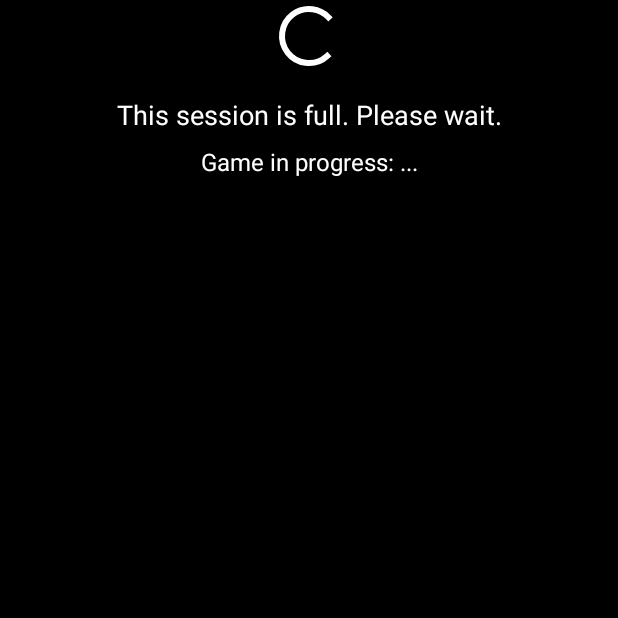
After one commit to Cole-deBoer/Think-About-It, an Android app: the SessionFullLoadingActivity screen opened directly, with no data from a screen before it, on a phone screen of 412 x 824 dp, the top half of it. The commit adds this screen. Run offline under Robolectric (Android 15) with nearby library versions, the phone set to English and light mode, and no system bars; our stand-ins replace Firebase (no records; nobody signed in at launch, a user with empty details on screens opened directly); 2 statements that could not run were skipped.

Commit message:
ADDED: more security to the episodes, now users shouldnt be able to join in progress games and should be sent to a loading screen instead

```diff
--- a/app/src/main/AndroidManifest.xml
+++ b/app/src/main/AndroidManifest.xml
@@ -33,6 +33,8 @@
         <activity
             android:name=".LeaderboardActivity"
             android:exported="false" />
+        <activity android:name=".LoadingActivity" />
+        <activity android:name=".SessionFullLoadingActivity" />
     </application>
 
 </manifest>
--- a/app/src/main/java/com/example/thinkaboutit/DrawingActivity.kt
+++ b/app/src/main/java/com/example/thinkaboutit/DrawingActivity.kt
@@ -80,6 +80,11 @@ class DrawingActivity : AppCompatActivity(), State {
             submitIntent.putExtra("USER_NAME", userName)
             startActivity(submitIntent)
         }
+
+        // Add timer fragment
+        supportFragmentManager.beginTransaction()
+            .replace(R.id.timer_container, TimerFragment.newInstance(timeLimit.toInt()))
+            .commit()
     }
 
     // Method to handle color selection
--- a/app/src/main/java/com/example/thinkaboutit/GameTimerManager.kt
+++ b/app/src/main/java/com/example/thinkaboutit/GameTimerManager.kt
@@ -32,5 +32,6 @@ class GameTimerManager {
     fun cancelTimer() {
         timer?.cancel()
         timer = null
+        timeRemaining = 0
     }
 }
--- a/app/src/main/java/com/example/thinkaboutit/LeaderboardActivity.kt
+++ b/app/src/main/java/com/example/thinkaboutit/LeaderboardActivity.kt
@@ -92,6 +92,11 @@ class LeaderboardActivity : AppCompatActivity(), State, OnUserImageClick {
         GameManager.Instance.currentState = this
         GameManager.Instance.queuedState = DrawingActivity()
 
+        // Add timer fragment
+        supportFragmentManager.beginTransaction()
+            .replace(R.id.timer_container, TimerFragment.newInstance(timeLimit.toInt()))
+            .commit()
+
         GameTimerManager.Instance.startTimer(timeLimit) {
             Toast.makeText(this, "Time's up!", Toast.LENGTH_SHORT).show()
             ServiceManager.Instance.clearEpisode()
--- /dev/null
+++ b/app/src/main/java/com/example/thinkaboutit/SessionFullLoadingActivity.kt
@@ -0,0 +1,37 @@
+package com.example.thinkaboutit
+
+import android.os.Bundle
+import android.widget.TextView
+import androidx.appcompat.app.AppCompatActivity
+import com.google.firebase.database.DataSnapshot
+import com.google.firebase.database.DatabaseError
+import com.google.firebase.database.ValueEventListener
+
+class SessionFullLoadingActivity : AppCompatActivity() {
+    private lateinit var stateText: TextView
+    private lateinit var gameStateListener: ValueEventListener
+
+    override fun onCreate(savedInstanceState: Bundle?) {
+        super.onCreate(savedInstanceState)
+        setContentView(R.layout.activity_session_full_loading)
+
+        stateText = findViewById(R.id.session_full_state_text)
+
+        // Use a ValueEventListener to update the state text live
+        gameStateListener = object : ValueEventListener {
+            override fun onDataChange(snapshot: DataSnapshot) {
+                val stateName = snapshot.value?.toString() ?: "Unknown"
+                runOnUiThread {
+                    stateText.text = "Game in progress: $stateName"
+                }
+            }
+            override fun onCancelled(error: DatabaseError) {}
+        }
+        ServiceManager.Instance.episodeRef.child("gameState").addValueEventListener(gameStateListener)
+    }
+
+    override fun onDestroy() {
+        super.onDestroy()
+        ServiceManager.Instance.episodeRef.child("gameState").removeEventListener(gameStateListener)
+    }
+}
--- a/app/src/main/java/com/example/thinkaboutit/State.kt
+++ b/app/src/main/java/com/example/thinkaboutit/State.kt
@@ -12,6 +12,7 @@ data object StateTable {
         "DrawingActivity" to DrawingActivity(),
         "LeaderboardActivity" to LeaderboardActivity(),
         "SubmitActivity" to SubmitActivity(),
-        "VotingActivity" to VotingActivity()
+        "VotingActivity" to VotingActivity(),
+        "LoadingActivity" to LoadingActivity()
     );
 }
--- a/app/src/main/java/com/example/thinkaboutit/VotingActivity.kt
+++ b/app/src/main/java/com/example/thinkaboutit/VotingActivity.kt
@@ -53,6 +53,11 @@ class VotingActivity : AppCompatActivity(), State {
         GameManager.Instance.currentState = this
         GameManager.Instance.queuedState = LeaderboardActivity()
 
+        // Add timer fragment
+        supportFragmentManager.beginTransaction()
+            .replace(R.id.timer_container, TimerFragment.newInstance(timeLimit.toInt()))
+            .commit()
+
         ServiceManager.Instance.usersRef.get().addOnSuccessListener { usersSnapshot ->
 
             for(user in usersSnapshot.children)
--- a/app/src/main/res/layout/activity_leaderboard.xml
+++ b/app/src/main/res/layout/activity_leaderboard.xml
@@ -43,6 +43,12 @@
         app:layout_constraintStart_toStartOf="parent"
         app:layout_constraintTop_toBottomOf="@id/prompt_text" />
 
+    <FrameLayout
+        android:id="@+id/timer_container"
+        android:layout_width="match_parent"
+        android:layout_height="wrap_content"
+        app:layout_constraintTop_toTopOf="parent" />
+
     <LinearLayout
         android:layout_width="0dp"
         android:layout_height="0dp"
--- /dev/null
+++ b/app/src/main/res/layout/activity_session_full_loading.xml
@@ -0,0 +1,43 @@
+<?xml version="1.0" encoding="utf-8"?>
+<androidx.constraintlayout.widget.ConstraintLayout xmlns:android="http://schemas.android.com/apk/res/android"
+    xmlns:app="http://schemas.android.com/apk/res-auto"
+    android:layout_width="match_parent"
+    android:layout_height="match_parent"
+    android:background="@android:color/black">
+
+    <ProgressBar
+        android:id="@+id/session_full_spinner"
+        android:layout_width="wrap_content"
+        android:layout_height="wrap_content"
+        android:indeterminateTint="@android:color/white"
+        app:layout_constraintTop_toTopOf="parent"
+        app:layout_constraintBottom_toTopOf="@+id/session_full_text"
+        app:layout_constraintStart_toStartOf="parent"
+        app:layout_constraintEnd_toEndOf="parent"
+        app:layout_constraintVertical_chainStyle="packed" />
+
+    <TextView
+        android:id="@+id/session_full_text"
+        android:layout_width="wrap_content"
+        android:layout_height="wrap_content"
+        android:text="This session is full. Please wait."
+        android:textColor="@android:color/white"
+        android:textSize="18sp"
+        android:layout_marginTop="16dp"
+        app:layout_constraintTop_toBottomOf="@id/session_full_spinner"
+        app:layout_constraintStart_toStartOf="parent"
+        app:layout_constraintEnd_toEndOf="parent" />
+
+    <TextView
+        android:id="@+id/session_full_state_text"
+        android:layout_width="wrap_content"
+        android:layout_height="wrap_content"
+        android:text="Game in progress: ..."
+        android:textColor="@android:color/white"
+        android:textSize="16sp"
+        android:layout_marginTop="8dp"
+        app:layout_constraintTop_toBottomOf="@id/session_full_text"
+        app:layout_constraintStart_toStartOf="parent"
+        app:layout_constraintEnd_toEndOf="parent" />
+
+</androidx.constraintlayout.widget.ConstraintLayout>
--- a/app/src/main/res/layout/activity_voting.xml
+++ b/app/src/main/res/layout/activity_voting.xml
@@ -29,4 +29,10 @@
         app:layout_constraintStart_toStartOf="parent"
         app:layout_constraintTop_toBottomOf="@id/titleText"></LinearLayout>
 
+    <FrameLayout
+        android:id="@+id/timer_container"
+        android:layout_width="match_parent"
+        android:layout_height="wrap_content"
+        app:layout_constraintTop_toTopOf="parent" />
+
 </androidx.constraintlayout.widget.ConstraintLayout>
```
Also changed, not shown: app/src/main/java/com/example/thinkaboutit/GameManager.kt (+6 -2 lines), app/src/main/java/com/example/thinkaboutit/LoadingActivity.kt (added, +65 -0 lines), app/src/main/java/com/example/thinkaboutit/NameCreationActivity.kt (+11 -1 lines), app/src/main/java/com/example/thinkaboutit/ServiceManager.kt (+55 -10 lines), app/src/main/java/com/example/thinkaboutit/TimerFragment.kt (added, +72 -0 lines), app/src/main/java/com/example/thinkaboutit/UserReadyness.kt (+6 -4 lines), app/src/main/res/layout/activity_drawing.xml (+7 -0 lines), app/src/main/res/layout/activity_loading.xml (added, +45 -0 lines), app/src/main/res/layout/fragment_timer.xml (added, +29 -0 lines).
